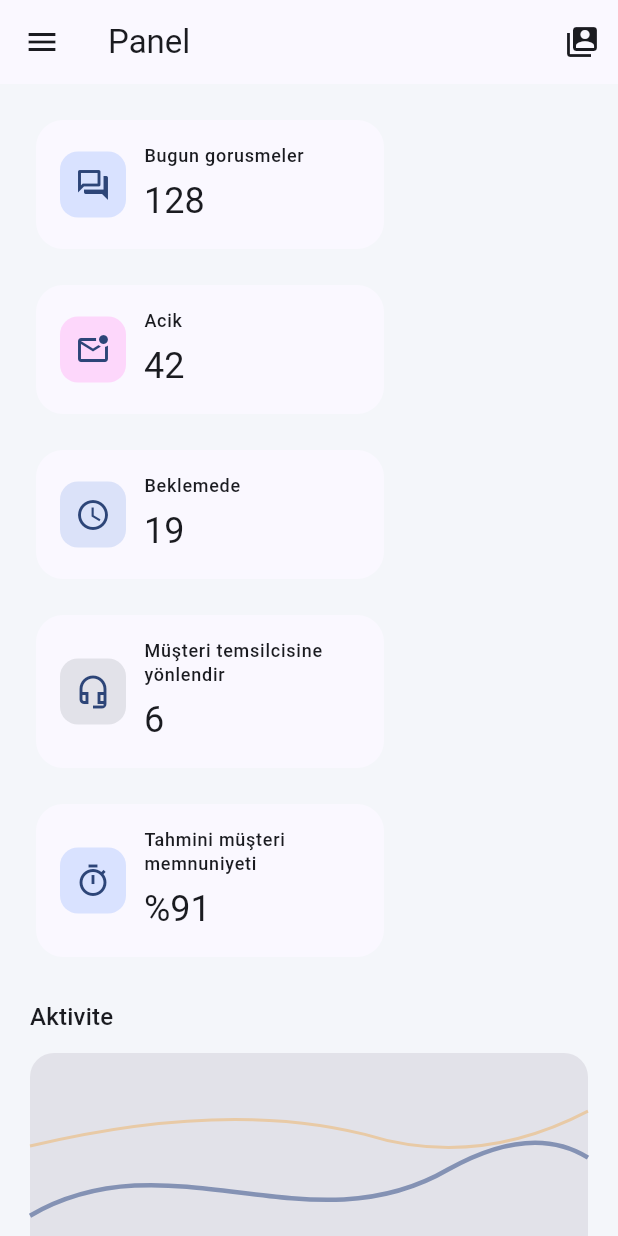
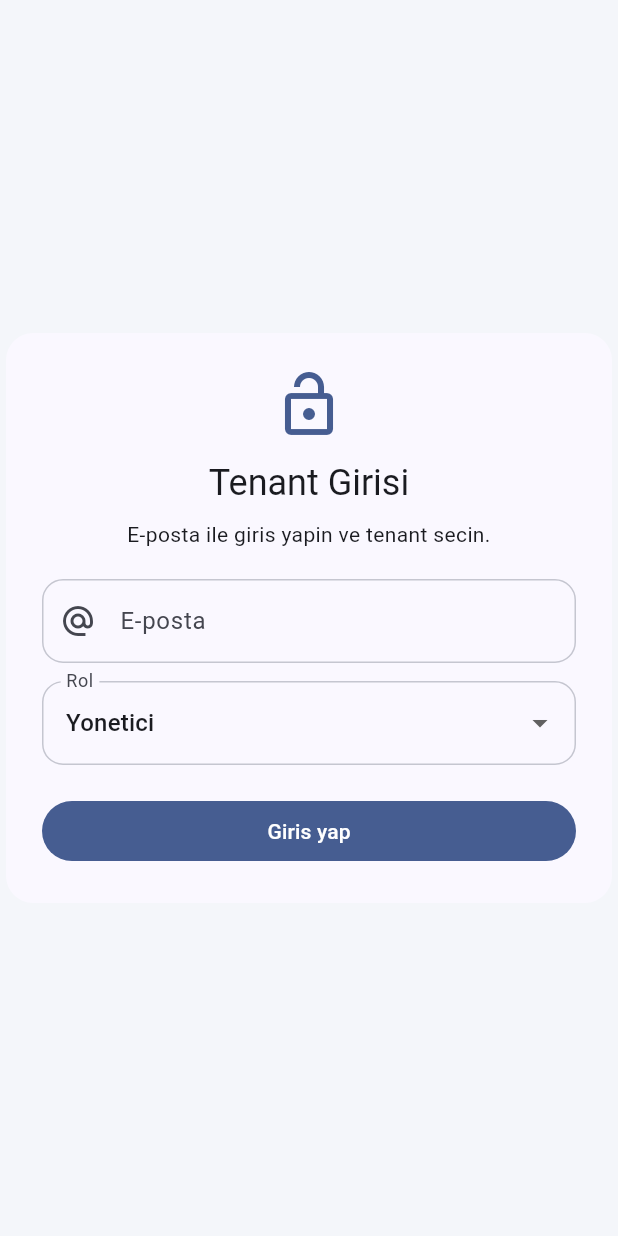
Before and after one commit to AhmetAlpTuran/flowCRMYonetim, a Flutter app: the screen it shows after launch, on a phone screen of 412 x 824 dp. Run offline on Flutter 3.47's test engine with Material 3 defaults, Android fonts, the phone set to English and light mode, and no system bars; our stand-ins replace flutter_riverpod, shared_preferences.

Commit message:
Multi tenant yapisi test ediliyor

```diff
--- a/lib/features/app/app.dart
+++ b/lib/features/app/app.dart
@@ -1,14 +1,18 @@
 import 'package:flutter/material.dart';
+import 'package:flutter_riverpod/flutter_riverpod.dart';
 
-import '../shell/app_shell.dart';
+import '../tenancy/providers/tenant_providers.dart';
+import '../tenancy/screens/app_entry.dart';
 
-class App extends StatelessWidget {
+class App extends ConsumerWidget {
   const App({super.key});
 
   @override
-  Widget build(BuildContext context) {
+  Widget build(BuildContext context, WidgetRef ref) {
+    final tenant = ref.watch(selectedTenantProvider);
+    final seedColor = tenant?.brandColor ?? const Color(0xFF1F4B99);
     final colorScheme = ColorScheme.fromSeed(
-      seedColor: const Color(0xFF1F4B99),
+      seedColor: seedColor,
       secondary: const Color(0xFF00A896),
       tertiary: const Color(0xFFF2A541),
       brightness: Brightness.light,
@@ -78,7 +82,7 @@ class App extends StatelessWidget {
           ),
         ),
       ),
-      home: const AppShell(),
+      home: const AppEntry(),
     );
   }
 }
--- a/lib/features/app/role_provider.dart
+++ /dev/null
@@ -1,5 +0,0 @@
-import 'package:flutter_riverpod/flutter_riverpod.dart';
-
-import 'user_role.dart';
-
-final userRoleProvider = StateProvider<UserRole>((ref) => UserRole.admin);
--- a/lib/features/app/user_role.dart
+++ b/lib/features/app/user_role.dart
@@ -1,4 +1,4 @@
 enum UserRole {
   admin,
-  agent,
+  user,
 }
--- a/lib/features/inbox/data/mock_inbox_repository.dart
+++ b/lib/features/inbox/data/mock_inbox_repository.dart
@@ -104,7 +104,7 @@ class MockInboxRepository {
       Message(
         id: 'm6',
         conversationId: 'c3',
-        sender: 'Sam (Agent)',
+        sender: 'Sam (Temsilci)',
         text: 'Satis ekibini dahil ediyorum.',
         sentAt: DateTime(2024, 6, 11, 17, 32),
         isFromCustomer: false,
@@ -122,7 +122,7 @@ class MockInboxRepository {
       Message(
         id: 'm8',
         conversationId: 'c4',
-        sender: 'Liam (Agent)',
+        sender: 'Liam (Temsilci)',
         text: 'Tesekkurler! Politika bilgisini kontrol ediyorum.',
         sentAt: DateTime(2024, 6, 11, 14, 21),
         isFromCustomer: false,
--- a/lib/features/shell/shell_providers.dart
+++ b/lib/features/shell/shell_providers.dart
@@ -6,6 +6,7 @@ enum ShellDestinationId {
   knowledge,
   inbox,
   handoff,
+  custom,
 }
 
 final shellDestinationProvider = StateProvider<ShellDestinationId>(
--- /dev/null
+++ b/lib/features/tenancy/models/tenant.dart
@@ -0,0 +1,26 @@
+import 'package:flutter/material.dart';
+
+enum TenantFeature {
+  dashboard,
+  bot,
+  knowledge,
+  inbox,
+  handoff,
+  custom,
+}
+
+class Tenant {
+  const Tenant({
+    required this.id,
+    required this.name,
+    required this.brandColor,
+    required this.features,
+    required this.allowedDomains,
+  });
+
+  final String id;
+  final String name;
+  final Color brandColor;
+  final Set<TenantFeature> features;
+  final List<String> allowedDomains;
+}
--- /dev/null
+++ b/lib/features/tenancy/providers/tenant_providers.dart
@@ -0,0 +1,110 @@
+import 'package:flutter_riverpod/flutter_riverpod.dart';
+import 'package:shared_preferences/shared_preferences.dart';
+
+import '../../app/user_role.dart';
+import '../data/mock_tenant_repository.dart';
+import '../models/tenant.dart';
+
+class AuthState {
+  const AuthState({
+    required this.email,
+    required this.role,
+  });
+
+  final String email;
+  final UserRole role;
+}
+
+class AuthController extends AsyncNotifier<AuthState?> {
+  static const _emailKey = 'auth_email';
+  static const _roleKey = 'auth_role';
+
+  @override
+  Future<AuthState?> build() async {
+    final prefs = await SharedPreferences.getInstance();
+    final email = prefs.getString(_emailKey);
+    final roleName = prefs.getString(_roleKey);
+    if (email == null || roleName == null) {
+      return null;
+    }
+    final role = UserRole.values.firstWhere(
+      (value) => value.name == roleName,
+      orElse: () => UserRole.user,
+    );
+    return AuthState(email: email, role: role);
+  }
+
+  Future<void> login(String email, UserRole role) async {
+    final prefs = await SharedPreferences.getInstance();
+    await prefs.setString(_emailKey, email);
+    await prefs.setString(_roleKey, role.name);
+    state = AsyncValue.data(AuthState(email: email, role: role));
+  }
+
+  Future<void> logout() async {
+    final prefs = await SharedPreferences.getInstance();
+    await prefs.remove(_emailKey);
+    await prefs.remove(_roleKey);
+    state = const AsyncValue.data(null);
+  }
+}
+
+final authControllerProvider =
+    AsyncNotifierProvider<AuthController, AuthState?>(AuthController.new);
+
+final tenantRepositoryProvider = Provider<MockTenantRepository>((ref) {
+  return MockTenantRepository();
+});
+
+final accessibleTenantsProvider = FutureProvider<List<Tenant>>((ref) async {
+  final auth = await ref.watch(authControllerProvider.future);
+  if (auth == null) {
+    return [];
+  }
+  final repository = ref.watch(tenantRepositoryProvider);
+  return repository.fetchTenantsForEmail(auth.email);
+});
+
+class SelectedTenantIdController extends AsyncNotifier<String?> {
+  static const _tenantIdKey = 'selected_tenant_id';
+
+  @override
+  Future<String?> build() async {
+    final prefs = await SharedPreferences.getInstance();
+    return prefs.getString(_tenantIdKey);
+  }
+
+  Future<void> setSelectedTenantId(String id) async {
+    final prefs = await SharedPreferences.getInstance();
+    await prefs.setString(_tenantIdKey, id);
+    state = AsyncValue.data(id);
+  }
+}
+
+final selectedTenantIdProvider =
+    AsyncNotifierProvider<SelectedTenantIdController, String?>(
+  SelectedTenantIdController.new,
+);
+
+final selectedTenantProvider = Provider<Tenant?>((ref) {
+  final tenants = ref.watch(accessibleTenantsProvider);
+  final selectedId = ref
+      .watch(selectedTenantIdProvider)
+      .maybeWhen(data: (value) => value, orElse: () => null);
+
+  return tenants.maybeWhen(
+    data: (items) {
+      if (items.isEmpty) {
+        return null;
+      }
+      if (selectedId == null) {
+        return items.first;
+      }
+      return items.firstWhere(
+        (item) => item.id == selectedId,
+        orElse: () => items.first,
+      );
+    },
+    orElse: () => null,
+  );
+});
--- /dev/null
+++ b/lib/features/tenancy/screens/app_entry.dart
@@ -0,0 +1,65 @@
+import 'package:flutter/material.dart';
+import 'package:flutter_riverpod/flutter_riverpod.dart';
+
+import '../../shell/app_shell.dart';
+import '../providers/tenant_providers.dart';
+import 'login_screen.dart';
+
+class AppEntry extends ConsumerWidget {
+  const AppEntry({super.key});
+
+  @override
+  Widget build(BuildContext context, WidgetRef ref) {
+    final auth = ref.watch(authControllerProvider);
+
+    return auth.when(
+      data: (value) {
+        if (value == null) {
+          return const LoginScreen();
+        }
+        final tenants = ref.watch(accessibleTenantsProvider);
+        final selectedId = ref.watch(selectedTenantIdProvider);
+        return tenants.when(
+          data: (items) {
+            if (items.isEmpty) {
+              return const _NoTenantScreen();
+            }
+            final hasSelected = selectedId.maybeWhen(
+              data: (id) => id != null,
+              orElse: () => false,
+            );
+            if (!hasSelected) {
+              Future.microtask(() {
+                ref
+                    .read(selectedTenantIdProvider.notifier)
+                    .setSelectedTenantId(items.first.id);
+              });
+              return const Center(child: CircularProgressIndicator());
+            }
+            return const AppShell();
+          },
+          error: (_, __) => const _NoTenantScreen(),
+          loading: () => const Center(child: CircularProgressIndicator()),
+        );
+      },
+      error: (_, __) => const _NoTenantScreen(),
+      loading: () => const Center(child: CircularProgressIndicator()),
+    );
+  }
+}
+
+class _NoTenantScreen extends StatelessWidget {
+  const _NoTenantScreen();
+
+  @override
+  Widget build(BuildContext context) {
+    return Scaffold(
+      body: Center(
+        child: Text(
+          'Bu kullanici icin tenant bulunamadi.',
+          style: Theme.of(context).textTheme.bodyLarge,
+        ),
+      ),
+    );
+  }
+}
--- /dev/null
+++ b/lib/features/tenancy/screens/login_screen.dart
@@ -0,0 +1,139 @@
+import 'package:flutter/material.dart';
+import 'package:flutter_riverpod/flutter_riverpod.dart';
+
+import '../../app/user_role.dart';
+import '../providers/tenant_providers.dart';
+
+class LoginScreen extends ConsumerStatefulWidget {
+  const LoginScreen({super.key});
+
+  @override
+  ConsumerState<LoginScreen> createState() => _LoginScreenState();
+}
+
+class _LoginScreenState extends ConsumerState<LoginScreen> {
+  final _emailController = TextEditingController();
+  UserRole _role = UserRole.admin;
+  String? _error;
+
+  @override
+  void dispose() {
+    _emailController.dispose();
+    super.dispose();
+  }
+
+  @override
+  Widget build(BuildContext context) {
+    return Scaffold(
+      body: Center(
+        child: ConstrainedBox(
+          constraints: const BoxConstraints(maxWidth: 420),
+          child: Card(
+            child: Padding(
+              padding: const EdgeInsets.all(24),
+              child: Column(
+                mainAxisSize: MainAxisSize.min,
+                children: [
+                  Icon(
+                    Icons.lock_open_outlined,
+                    size: 48,
+                    color: Theme.of(context).colorScheme.primary,
+                  ),
+                  const SizedBox(height: 12),
+                  Text(
+                    'Tenant Girisi',
+                    style: Theme.of(context).textTheme.headlineSmall,
+                  ),
+                  const SizedBox(height: 8),
+                  Text(
+                    'E-posta ile giris yapin ve tenant secin.',
+                    style: Theme.of(context).textTheme.bodyMedium,
+                    textAlign: TextAlign.center,
+                  ),
+                  const SizedBox(height: 20),
+                  TextField(
+                    controller: _emailController,
+                    keyboardType: TextInputType.emailAddress,
+                    decoration: const InputDecoration(
+                      labelText: 'E-posta',
+                      prefixIcon: Icon(Icons.alternate_email),
+                    ),
+                  ),
+                  const SizedBox(height: 12),
+                  DropdownButtonFormField<UserRole>(
+                    value: _role,
+                    decoration: const InputDecoration(
+                      labelText: 'Rol',
+                    ),
+                    items: const [
+                      DropdownMenuItem(
+                        value: UserRole.admin,
+                        child: Text('Yonetici'),
+                      ),
+                      DropdownMenuItem(
+                        value: UserRole.user,
+                        child: Text('Kullanici'),
+                      ),
+                    ],
+                    onChanged: (value) {
+                      if (value != null) {
+                        setState(() {
+                          _role = value;
+                        });
+                      }
+                    },
+                  ),
+                  if (_error != null) ...[
+                    const SizedBox(height: 12),
+                    Text(
+                      _error!,
+                      style: TextStyle(
+                        color: Theme.of(context).colorScheme.error,
+                      ),
+                    ),
+                  ],
+                  const SizedBox(height: 20),
+                  SizedBox(
+                    width: double.infinity,
+                    child: FilledButton(
+                      onPressed: _handleLogin,
+                      child: const Text('Giris yap'),
+                    ),
+                  ),
+                ],
+              ),
+            ),
+          ),
+        ),
+      ),
+    );
+  }
+
+  Future<void> _handleLogin() async {
+    final email = _emailController.text.trim();
+    if (!email.contains('@')) {
+      setState(() {
+        _error = 'Lutfen gecerli bir e-posta girin.';
+      });
+      return;
+    }
+
+    final repository = ref.read(tenantRepositoryProvider);
+    final tenants = await repository.fetchTenantsForEmail(email);
+    if (tenants.isEmpty) {
+      setState(() {
+        _error = 'Bu e-posta icin tenant bulunamadi.';
+      });
+      return;
+    }
+
+    setState(() {
+      _error = null;
+    });
+
+    await ref.read(authControllerProvider.notifier).login(email, _role);
+    await ref
+        .read(selectedTenantIdProvider.notifier)
+        .setSelectedTenantId(tenants.first.id);
+  }
+}
--- a/pubspec.yaml
+++ b/pubspec.yaml
@@ -10,6 +10,7 @@ dependencies:
   flutter:
     sdk: flutter
   flutter_riverpod: ^2.5.1
+  shared_preferences: ^2.2.3
 
 dev_dependencies:
   flutter_test:
```
Also changed, not shown: lib/features/shell/app_shell.dart (+120 -45 lines), lib/features/tenancy/data/mock_tenant_repository.dart (added, +52 -0 lines), lib/features/tenancy/screens/custom_feature_screen.dart (added, +23 -0 lines), pubspec.lock, 2 other files.
